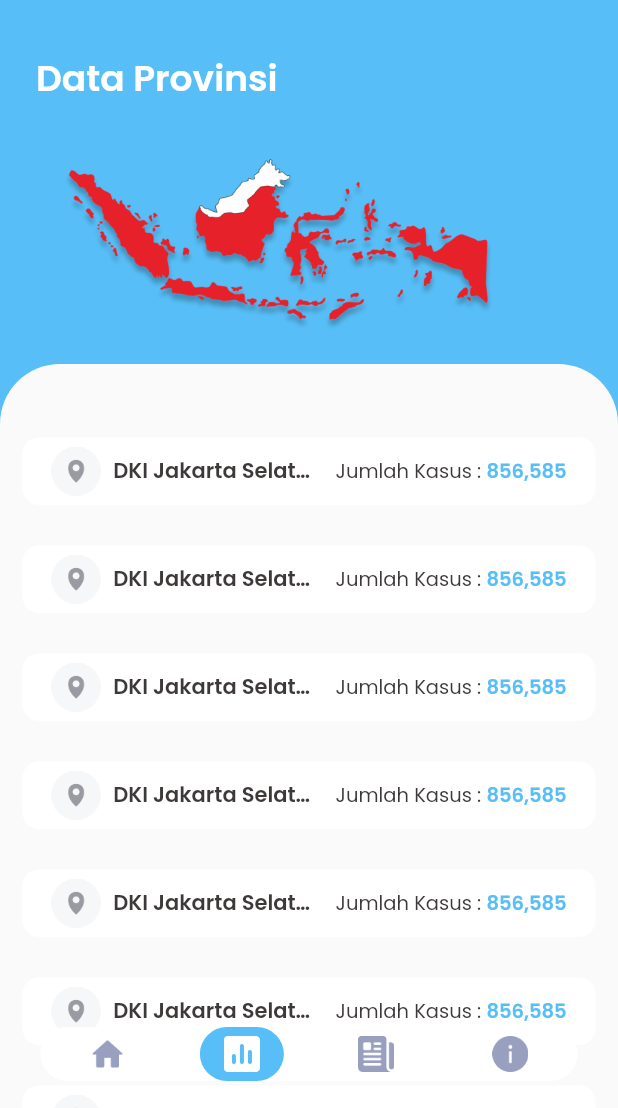
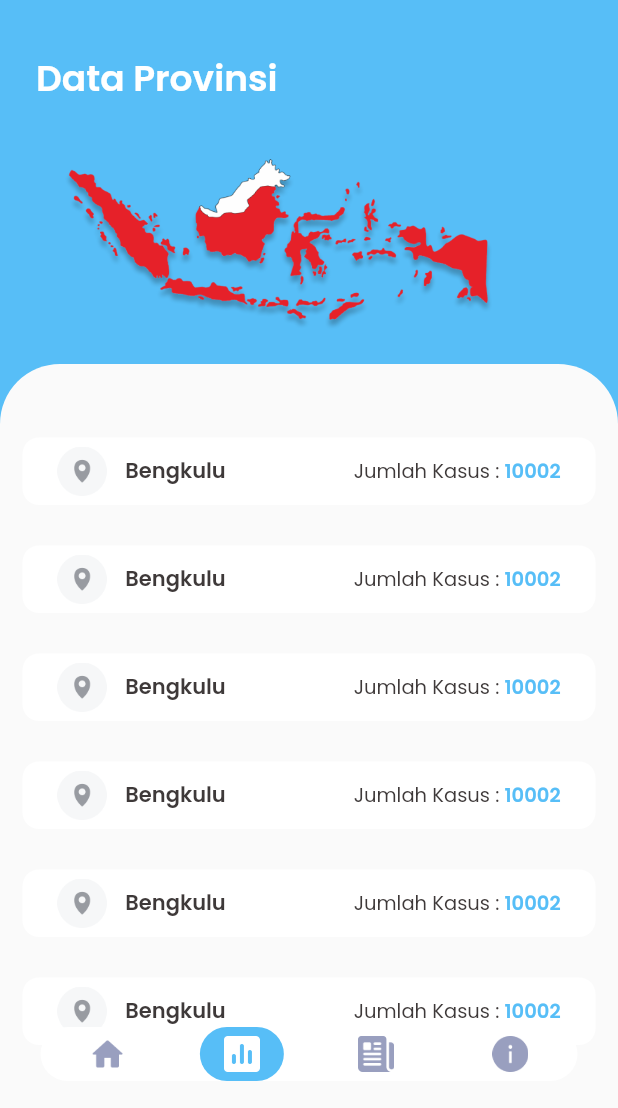
Before and after one commit to fahadhafizdev/covid_app, a Flutter app: the screen it shows after launch, item 2 of the bottom bar chosen, on a phone screen of 412 x 824 dp, the part 128-1236 px from its top. Run offline on Flutter 3.47's test engine with Material 2 defaults, Android fonts, the light colour scheme and no system bars; our stand-ins replace bloc, equatable, flutter_bloc, google_fonts; network calls fail.

Commit message:
update customLustWidget

```diff
--- a/lib/ui/page/statistic_page.dart
+++ b/lib/ui/page/statistic_page.dart
@@ -82,22 +82,30 @@ class StatisticPage extends StatelessWidget {
             ),
             child: Column(
               children: [
-                CustomListProvinsi(),
-                CustomListProvinsi(),
-                CustomListProvinsi(),
-                CustomListProvinsi(),
-                CustomListProvinsi(),
-                CustomListProvinsi(),
-                CustomListProvinsi(),
-                CustomListProvinsi(),
-                CustomListProvinsi(),
-                CustomListProvinsi(),
-                CustomListProvinsi(),
-                CustomListProvinsi(),
-                CustomListProvinsi(),
-                CustomListProvinsi(),
-                CustomListProvinsi(),
-                CustomListProvinsi(),
+                CustomListProvinsi(
+                  provinsi: 'Bengkulu',
+                  kasus_positif: 10002,
+                ),
+                CustomListProvinsi(
+                  provinsi: 'Bengkulu',
+                  kasus_positif: 10002,
+                ),
+                CustomListProvinsi(
+                  provinsi: 'Bengkulu',
+                  kasus_positif: 10002,
+                ),
+                CustomListProvinsi(
+                  provinsi: 'Bengkulu',
+                  kasus_positif: 10002,
+                ),
+                CustomListProvinsi(
+                  provinsi: 'Bengkulu',
+                  kasus_positif: 10002,
+                ),
+                CustomListProvinsi(
+                  provinsi: 'Bengkulu',
+                  kasus_positif: 10002,
+                ),
                 SizedBox(height: 100),
               ],
             ),
--- a/lib/ui/widget/custom_list_provinsi_widget.dart
+++ b/lib/ui/widget/custom_list_provinsi_widget.dart
@@ -2,6 +2,14 @@ import 'package:flutter/material.dart';
 import 'package:covid_app/shared/theme.dart';
 
 class CustomListProvinsi extends StatelessWidget {
+  final String provinsi;
+  final int kasus_positif;
+
+  CustomListProvinsi({
+    this.provinsi,
+    this.kasus_positif,
+  });
+
   @override
   Widget build(BuildContext context) {
     return Container(
@@ -26,7 +34,7 @@ class CustomListProvinsi extends StatelessWidget {
           Container(
             width: 140,
             child: Text(
-              'DKI Jakarta Selatan sssss',
+              provinsi,
               style: blackTextStyle.copyWith(
                 fontWeight: semiBold,
                 fontSize: 14,
@@ -43,7 +51,7 @@ class CustomListProvinsi extends StatelessWidget {
                 ),
                 children: [
                   TextSpan(
-                    text: '856,585',
+                    text: '$kasus_positif',
                     style: mainTextStyle.copyWith(
                       fontWeight: semiBold,
                       fontSize: 13,
```
